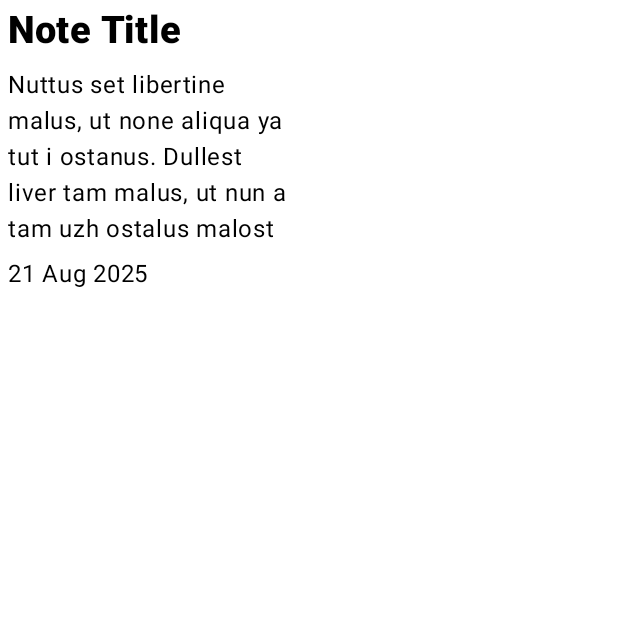
After one commit to litvidan/Notesss, an Android app built with Jetpack Compose: the composable MainScreen shown on its own in the app's theme, on a phone screen of 412 x 824 dp, the top half of it. The commit adds this screen. Run offline under Robolectric (Android 15) with nearby library versions, the phone set to English and light mode, and no system bars.

Commit message:
Created note widget for main screen

```diff
--- a/app/src/main/java/com/booktok/notesss/MainActivity.kt
+++ b/app/src/main/java/com/booktok/notesss/MainActivity.kt
@@ -11,7 +11,7 @@ import androidx.compose.material3.Text
 import androidx.compose.runtime.Composable
 import androidx.compose.ui.Modifier
 import androidx.compose.ui.tooling.preview.Preview
-import com.booktok.notesss.ui.theme.NotesssTheme
+import com.booktok.notesss.presentation.ui.theme.NotesssTheme
 
 class MainActivity : ComponentActivity() {
     override fun onCreate(savedInstanceState: Bundle?) {
--- /dev/null
+++ b/app/src/main/java/com/booktok/notesss/presentation/screens/MainScreen.kt
@@ -0,0 +1,27 @@
+package com.booktok.notesss.presentation.screens
+
+import android.os.Build
+import androidx.annotation.RequiresApi
+import androidx.compose.runtime.Composable
+import com.booktok.notesss.presentation.screens.widgets.NoteWidget
+import java.time.LocalDateTime
+
+@RequiresApi(Build.VERSION_CODES.O)
+@Composable
+fun MainScreen() {
+    MainScreenView()
+}
+
+@RequiresApi(Build.VERSION_CODES.O)
+@Composable
+fun MainScreenView(){
+    val title = "Note Title"
+    val content = "Nuttus set libertine malus, " +
+            "ut none aliqua ya tut i ostanus. " +
+            "Dullest liver tam malus, " +
+            "ut nun a tam uzh ostalus malost"
+    val date = LocalDateTime.now()
+
+
+    NoteWidget(title, content, date)
+}
--- /dev/null
+++ b/app/src/main/java/com/booktok/notesss/presentation/screens/NoteScreen.kt
@@ -0,0 +1 @@
+package com.booktok.notesss.presentation.screens
--- /dev/null
+++ b/app/src/main/java/com/booktok/notesss/presentation/screens/widgets/NoteWidget.kt
@@ -0,0 +1,77 @@
+package com.booktok.notesss.presentation.screens.widgets
+
+import android.os.Build
+import androidx.annotation.RequiresApi
+import androidx.compose.foundation.layout.Arrangement
+import androidx.compose.foundation.layout.Column
+import androidx.compose.foundation.layout.Row
+import androidx.compose.foundation.layout.Spacer
+import androidx.compose.foundation.layout.fillMaxHeight
+import androidx.compose.foundation.layout.height
+import androidx.compose.foundation.layout.padding
+import androidx.compose.foundation.layout.width
+import androidx.compose.material3.Text
+import androidx.compose.runtime.Composable
+import androidx.compose.ui.Modifier
+import androidx.compose.ui.focus.focusModifier
+import androidx.compose.ui.text.font.FontStyle
+import androidx.compose.ui.text.font.FontWeight
+import androidx.compose.ui.text.style.TextOverflow
+import androidx.compose.ui.tooling.preview.Preview
+import androidx.compose.ui.unit.dp
+import androidx.compose.ui.unit.sp
+import java.time.LocalDateTime
+import java.time.format.DateTimeFormatter
+
+@RequiresApi(Build.VERSION_CODES.O)
+@Composable
+fun NoteWidget(
+    title: String,
+    content: String,
+    dateTime: LocalDateTime,
+    maxContentLength: Int = 250 // Максимальная длина текста превью
+) {
+    Column(
+        modifier = Modifier
+            .width(200.dp)
+            .height(200.dp)
+            .padding(5.dp),
+        verticalArrangement = Arrangement.SpaceBetween
+    ) {
+        Text(
+            text = title,
+            fontWeight = FontWeight.ExtraBold,
+            fontSize = 25.sp
+        )
+        Spacer(modifier = Modifier.height(10.dp))
+        Text(
+            text = content,
+            maxLines = 5, // ограничиваем по вертикали
+            overflow = TextOverflow.Ellipsis,
+            modifier = Modifier.weight(1f)
+        )
+        Row {
+            Text(text = formatDate(dateTime))
+        }
+    }
+}
+
+@RequiresApi(Build.VERSION_CODES.O)
+@Preview(showBackground = true)
+@Composable
+fun NoteWidgetPreview(){
+    val title = "Note Title"
+    val content = "Nuttus set libertine malus, " +
+            "ut none aliqua ya tut i ostanus. " +
+            "Dullest liver tam malus, " +
+            "ut nun a tam uzh ostalus malost"
+    val date = LocalDateTime.now()
+
+    NoteWidget(title, content, date)
+}
+
+@RequiresApi(Build.VERSION_CODES.O)
+fun formatDate(dateTime: LocalDateTime): String {
+    val formatter = DateTimeFormatter.ofPattern("dd MMM yyyy")
+    return dateTime.format(formatter)
+}
--- a/app/src/main/java/com/booktok/notesss/ui/theme/Color.kt
+++ b/app/src/main/java/com/booktok/notesss/presentation/ui/theme/Color.kt
@@ -1,4 +1,4 @@
-package com.booktok.notesss.ui.theme
+package com.booktok.notesss.presentation.ui.theme
 
 import androidx.compose.ui.graphics.Color
 
--- a/app/src/main/java/com/booktok/notesss/ui/theme/Theme.kt
+++ b/app/src/main/java/com/booktok/notesss/presentation/ui/theme/Theme.kt
@@ -1,6 +1,5 @@
-package com.booktok.notesss.ui.theme
+package com.booktok.notesss.presentation.ui.theme
 
-import android.app.Activity
 import android.os.Build
 import androidx.compose.foundation.isSystemInDarkTheme
 import androidx.compose.material3.MaterialTheme
--- a/app/src/main/java/com/booktok/notesss/ui/theme/Type.kt
+++ b/app/src/main/java/com/booktok/notesss/presentation/ui/theme/Type.kt
@@ -1,4 +1,4 @@
-package com.booktok.notesss.ui.theme
+package com.booktok.notesss.presentation.ui.theme
 
 import androidx.compose.material3.Typography
 import androidx.compose.ui.text.TextStyle
```
Also changed, not shown: 1 other file.
